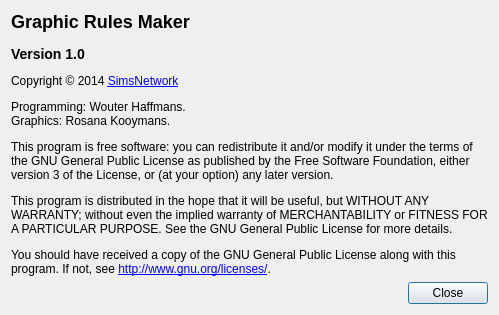
Before: the Qt Designer form src/graphicrulesmakerui/aboutdialog.ui in haffmans/graphics-rules-maker, drawn with Qt 5.
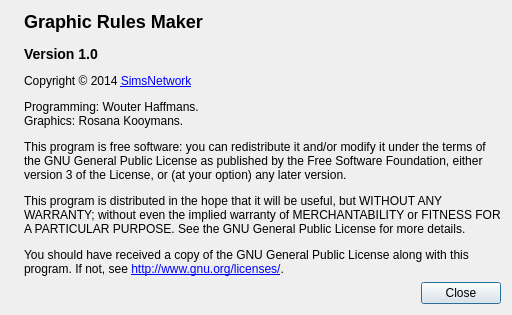
After: the same form once the commit is applied. Icons and pictures are not drawn.

```diff
--- a/src/graphicrulesmakerui/aboutdialog.ui
+++ b/src/graphicrulesmakerui/aboutdialog.ui
@@ -6,7 +6,7 @@
    <rect>
     <x>0</x>
     <y>0</y>
-    <width>495</width>
+    <width>507</width>
     <height>339</height>
    </rect>
   </property>
@@ -16,11 +16,11 @@
   <property name="sizeGripEnabled">
    <bool>false</bool>
   </property>
-  <layout class="QVBoxLayout" name="verticalLayout" stretch="1,0">
+  <layout class="QGridLayout" name="gridLayout">
    <property name="sizeConstraint">
     <enum>QLayout::SetFixedSize</enum>
    </property>
-   <item>
+   <item row="0" column="1">
     <widget class="QLabel" name="label">
      <property name="sizePolicy">
       <sizepolicy hsizetype="Minimum" vsizetype="Minimum">
@@ -60,7 +60,7 @@
      </property>
     </widget>
    </item>
-   <item>
+   <item row="2" column="1">
     <widget class="QDialogButtonBox" name="buttonBox">
      <property name="orientation">
       <enum>Qt::Horizontal</enum>
@@ -70,6 +70,22 @@
      </property>
     </widget>
    </item>
+   <item row="0" column="0">
+    <widget class="QLabel" name="logo">
+     <property name="sizePolicy">
+      <sizepolicy hsizetype="Fixed" vsizetype="Minimum">
+       <horstretch>0</horstretch>
+       <verstretch>0</verstretch>
+      </sizepolicy>
+     </property>
+     <property name="pixmap">
+      <pixmap resource="icon.qrc">:/icon.png</pixmap>
+     </property>
+     <property name="alignment">
+      <set>Qt::AlignLeading|Qt::AlignLeft|Qt::AlignTop</set>
+     </property>
+    </widget>
+   </item>
   </layout>
  </widget>
  <resources/>
```
Left out of the diff: 8 changed lines with no effect on the pictures.
